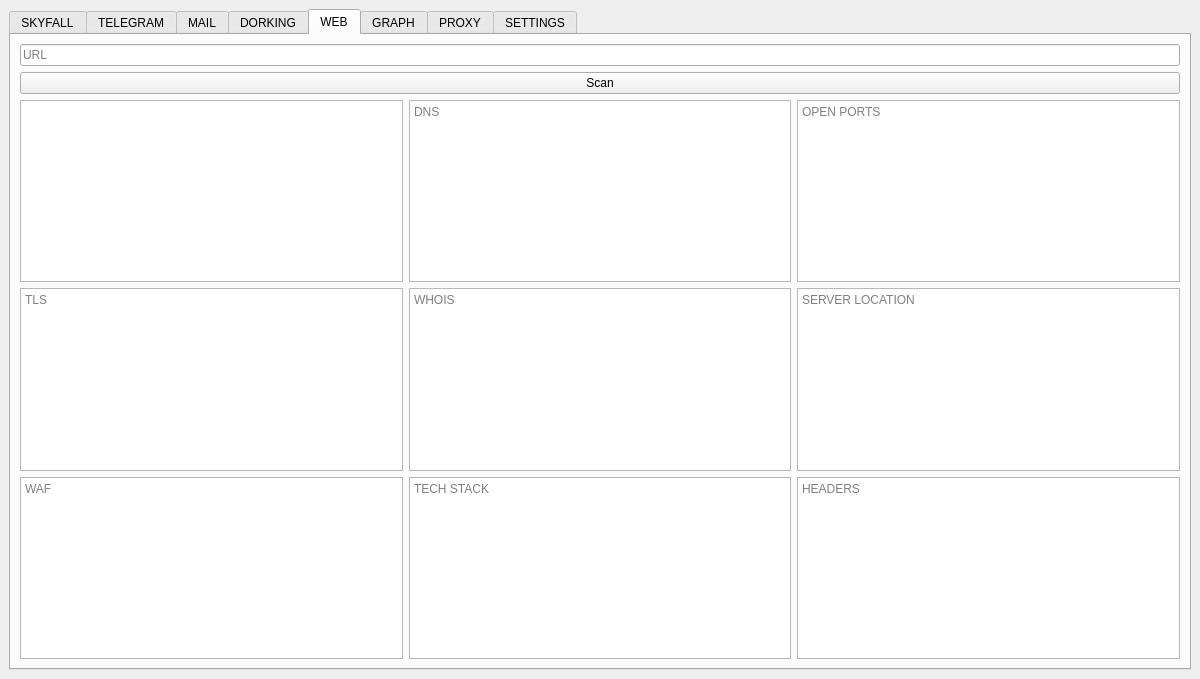
The window that resources/form.ui (Nighty3098/SkyFall) describes before a commit, drawn with Qt 5.
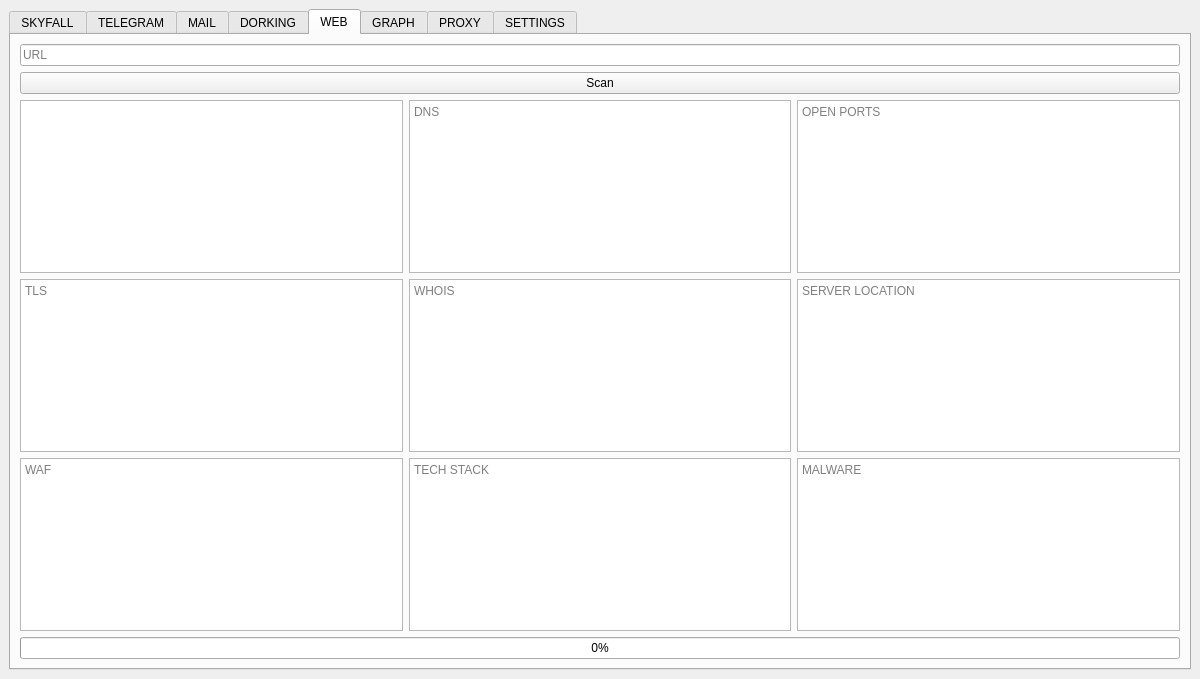
The same window after the commit. The open tabs and pages were chosen to show the change.

Commit message: Replace print with loguru, add domain progress bar

Diff of the .ui file:
```diff
--- a/resources/form.ui
+++ b/resources/form.ui
@@ -725,7 +725,14 @@
         <item row="4" column="3">
          <widget class="QPlainTextEdit" name="serverHeadersDebug">
           <property name="placeholderText">
-           <string>HEADERS</string>
+           <string>MALWARE</string>
+          </property>
+         </widget>
+        </item>
+        <item row="5" column="1" colspan="3">
+         <widget class="QProgressBar" name="domainProgress">
+          <property name="value">
+           <number>0</number>
           </property>
          </widget>
         </item>
```
Left out of the diff: 97 changed lines with no effect on the pictures. The commit also changes 11 other files.
